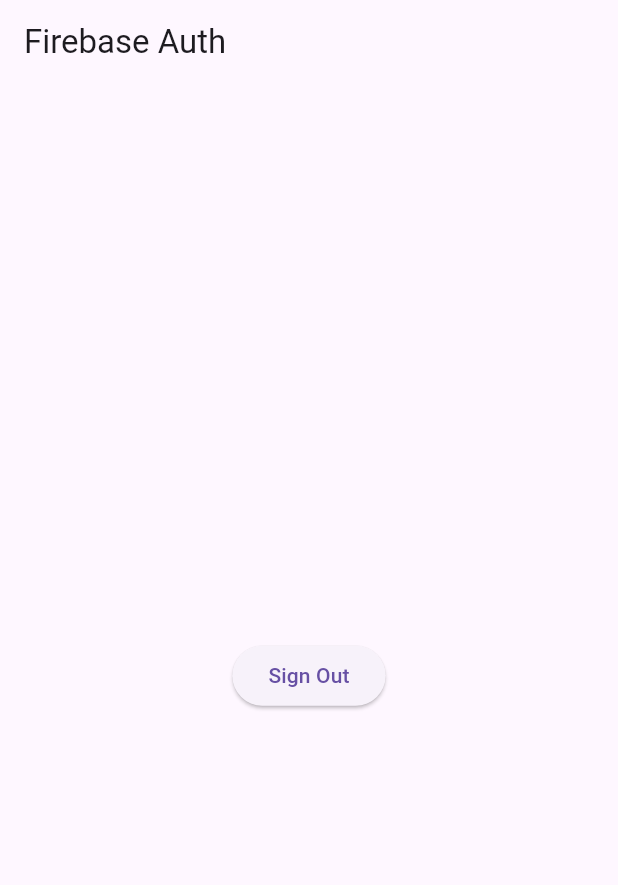
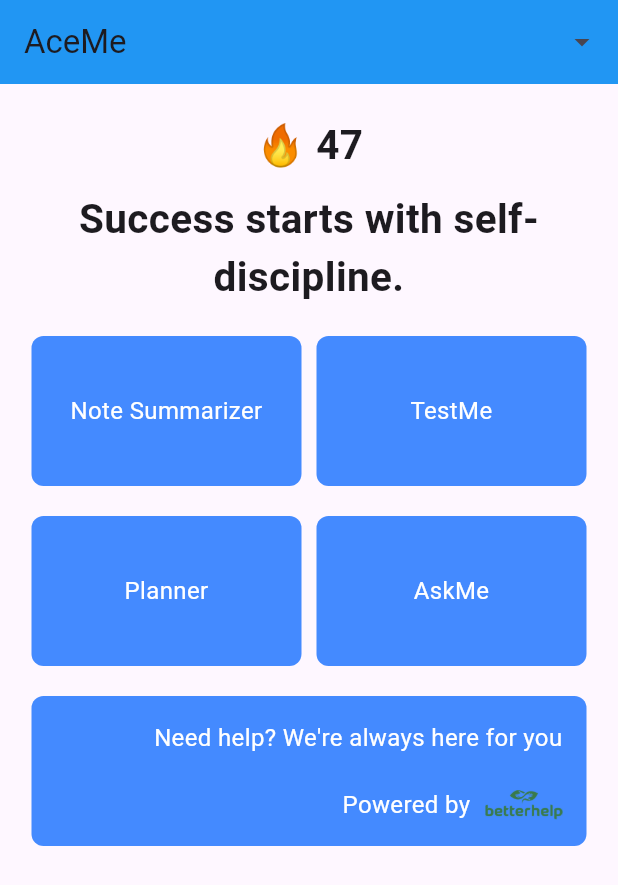
Before and after one commit to skarthik7/aceme, a Flutter app: the screen it shows once a user with an empty profile is signed in, on a phone screen of 412 x 824 dp. Shown: the top 885 px of the screen. Run offline on Flutter 3.47's test engine with Material 3 defaults, Android fonts, the phone set to English and light mode, and no system bars; our stand-ins replace firebase_auth, firebase_core; accounts and stored records are empty.

Commit message:
home page and routes done

```diff
--- a/lib/main.dart
+++ b/lib/main.dart
@@ -7,6 +7,7 @@
   await Firebase.initializeApp();
   runApp(const MyApp());
 }
+
 
 class MyApp extends StatelessWidget {
   const MyApp({Key? key}) : super(key: key);
--- a/lib/pages/home_page.dart
+++ b/lib/pages/home_page.dart
@@ -1,37 +1,100 @@
+import 'dart:math';
 import 'package:flutter/material.dart';
 import 'package:firebase_auth/firebase_auth.dart';
 import 'package:aceme/auth.dart';
+import 'package:aceme/pages/summarizer.dart';
+import 'package:aceme/pages/testme.dart';
+import 'package:aceme/pages/planner.dart';
+import 'package:aceme/pages/askme.dart';
+import 'package:aceme/pages/needhelp.dart';
 
-class HomePage extends StatelessWidget{
+class HomePage extends StatelessWidget {
   HomePage({Key? key}) : super(key: key);
 
   final User? user = Auth().currentUser;
+
+  final List<String> quotes = [
+    "Success starts with self-discipline.",
+    "Small steps lead to big achievements.",
+    "Your future is created by what you do today.",
+    "Dream big, study hard, stay focused.",
+    "Failure is proof that you’re trying.",
+    "The only limit is the one you set.",
+    "Learn like you’ll live forever.",
+    "Consistency beats intensity.",
+    "You don’t have to be perfect, just progress.",
+    "Effort today, success tomorrow.",
+    "Study now, shine later.",
+    "Knowledge is your superpower.",
+    "Push yourself, no one else will.",
+    "The best investment is in yourself.",
+    "Winners never quit, quitters never win.",
+    "Every mistake is a lesson.",
+    "You are capable of more than you know.",
+    "Stay hungry for knowledge.",
+    "Believe in yourself and all that you are.",
+    "Hard work beats talent when talent doesn’t work hard.",
+    // Add more quotes here up to 100-150
+  ];
+
+  String getRandomQuote() {
+    final random = Random();
+    int index = random.nextInt(quotes.length);
+    return quotes[index];
+  }
 
   Future<void> signOut() async {
     await Auth().signOut();
   }
 
+  String _getUsername(String? email) {
+    if (email == null) return 'User';
+    return email.split('@')[0];
+  }
+
   Widget _title() {
-    return Text('Firebase Auth');
+    return Text('AceMe');
   }
 
   Widget _userUid() {
-    return Text(user?.email ?? 'User email');
+    return Text(_getUsername(user?.email));
   }
 
-  Widget _signOutButton() {
-    return ElevatedButton(
-      onPressed: signOut,
-      child: Text('Sign Out'),
-    );
-  }
-
-
   @override
-  Widget build(BuildContext context){
+  Widget build(BuildContext context) {
     return Scaffold(
       appBar: AppBar(
+        backgroundColor: Colors.blue,
         title: _title(),
+        actions: <Widget>[
+          Center(
+            child: Row(
+              children: [
+                _userUid(),
+                PopupMenuButton<String>(
+                  icon: Icon(Icons.arrow_drop_down),
+                  onSelected: (String result) {
+                    if (result == 'settings') {
+                      // Navigate to account settings
+                    } else if (result == 'logout') {
+                      signOut();
+                    }
+                  },
+                  itemBuilder: (BuildContext context) => <PopupMenuEntry<String>>[
+                    const PopupMenuItem<String>(
+                      value: 'settings',
+                      child: Text('View Account'),
+                    ),
+                    const PopupMenuItem<String>(
+                      value: 'logout',
+                      child: Text('Sign Out'),
+                    ),
+                  ],
+                ),
+              ],
+            ),
+          ),
+        ],
       ),
       body: Container(
         height: double.infinity,
@@ -39,13 +102,123 @@
         padding: const EdgeInsets.all(21),
         child: Column(
           crossAxisAlignment: CrossAxisAlignment.center,
-          mainAxisAlignment: MainAxisAlignment.center,
+          mainAxisAlignment: MainAxisAlignment.start,
           children: <Widget>[
-            _userUid(),
-            _signOutButton(),
+            Row(
+              mainAxisAlignment: MainAxisAlignment.center,
+              children: [
+                Text(
+                  '🔥 47',
+                  style: TextStyle(fontSize: 27, fontWeight: FontWeight.bold),
+                ),
+              ],
+            ),
+            SizedBox(height: 10),
+            Text(
+              getRandomQuote(),
+              style: TextStyle(fontSize: 27, fontWeight: FontWeight.bold),
+              textAlign: TextAlign.center,
+            ),
+            SizedBox(height: 20),
+            Row(
+              mainAxisAlignment: MainAxisAlignment.spaceEvenly,
+              children: [
+                Expanded(child: _buildOptionBox(context, 'Note Summarizer', SummarizerPage())),
+                SizedBox(width: 10),
+                Expanded(child: _buildOptionBox(context, 'TestMe', TestMePage())),
+              ],
+            ),
+            SizedBox(height: 20),
+            Row(
+              mainAxisAlignment: MainAxisAlignment.spaceEvenly,
+              children: [
+                Expanded(child: _buildOptionBox(context, 'Planner', PlannerPage())),
+                SizedBox(width: 10),
+                Expanded(child: _buildOptionBox(context, 'AskMe', AskMePage())),
+              ],
+            ),
+            SizedBox(height: 20),
+            Row(
+              mainAxisAlignment: MainAxisAlignment.spaceEvenly,
+              children: [
+                Expanded(child: _buildHelpBox(context)),
+              ],
+            ),
+            Spacer(),
           ],
         ),
-      )
+      ),
+    );
+  }
+
+  Widget _buildOptionBox(BuildContext context, String title, Widget page) {
+    return GestureDetector(
+      onTap: () {
+        Navigator.push(
+          context,
+          MaterialPageRoute(builder: (context) => page),
+        );
+      },
+      child: Container(
+        height: 100,
+        padding: EdgeInsets.all(16),
+        decoration: BoxDecoration(
+          color: Colors.blueAccent,
+          borderRadius: BorderRadius.circular(8),
+        ),
+        child: Center(
+          child: Text(
+            title,
+            style: TextStyle(color: Colors.white, fontSize: 16),
+            textAlign: TextAlign.center,
+          ),
+        ),
+      ),
+    );
+  }
+
+  Widget _buildHelpBox(BuildContext context) {
+    return GestureDetector(
+      onTap: () {
+        Navigator.push(
+          context,
+          MaterialPageRoute(builder: (context) => NeedHelpPage()),
+        );
+      },
+      child: Container(
+        height: 100,
+        padding: EdgeInsets.all(16),
+        decoration: BoxDecoration(
+          color: Colors.blueAccent,
+          borderRadius: BorderRadius.circular(8),
+        ),
+        child: Column(
+          mainAxisAlignment: MainAxisAlignment.center,
+          crossAxisAlignment: CrossAxisAlignment.end,
+          children: [
+            Text(
+              "Need help? We're always here for you",
+              style: TextStyle(color: Colors.white, fontSize: 16),
+              textAlign: TextAlign.center,
+            ),
+            Spacer(),
+            Row(
+              mainAxisAlignment: MainAxisAlignment.end,
+              children: [
+                Text(
+                  'Powered by',
+                  style: TextStyle(color: Colors.white, fontSize: 16),
+                ),
+                SizedBox(width: 10),
+                Image.asset(
+                  'assets/images/betterhelp-logo-square.png',
+                  height: 20,
+                ),
+              ],
+            ),
+          ],
+        ),
+      ),
     );
   }
 }
--- a/pubspec.yaml
+++ b/pubspec.yaml
@@ -31,6 +31,7 @@
   flutter:
     sdk: flutter
 
+
   # The following adds the Cupertino Icons font to your application.
   # Use with the CupertinoIcons class for iOS style icons.
   cupertino_icons: ^1.0.8
@@ -58,7 +59,8 @@
   # included with your application, so that you can use the icons in
   # the material Icons class.
   uses-material-design: true
-
+  assets:
+    - assets/images/betterhelp-logo-square.png
   # To add assets to your application, add an assets section, like this:
   # assets:
   #   - images/a_dot_burr.jpeg
```
Also changed, not shown: lib/pages/askme.dart (added, +18 -0 lines), lib/pages/needhelp.dart (added, +18 -0 lines), lib/pages/planner.dart (added, +18 -0 lines), lib/pages/summarizer.dart (added, +18 -0 lines), lib/pages/testme.dart (added, +18 -0 lines), assets/images/betterhelp-logo-square.png (added).
